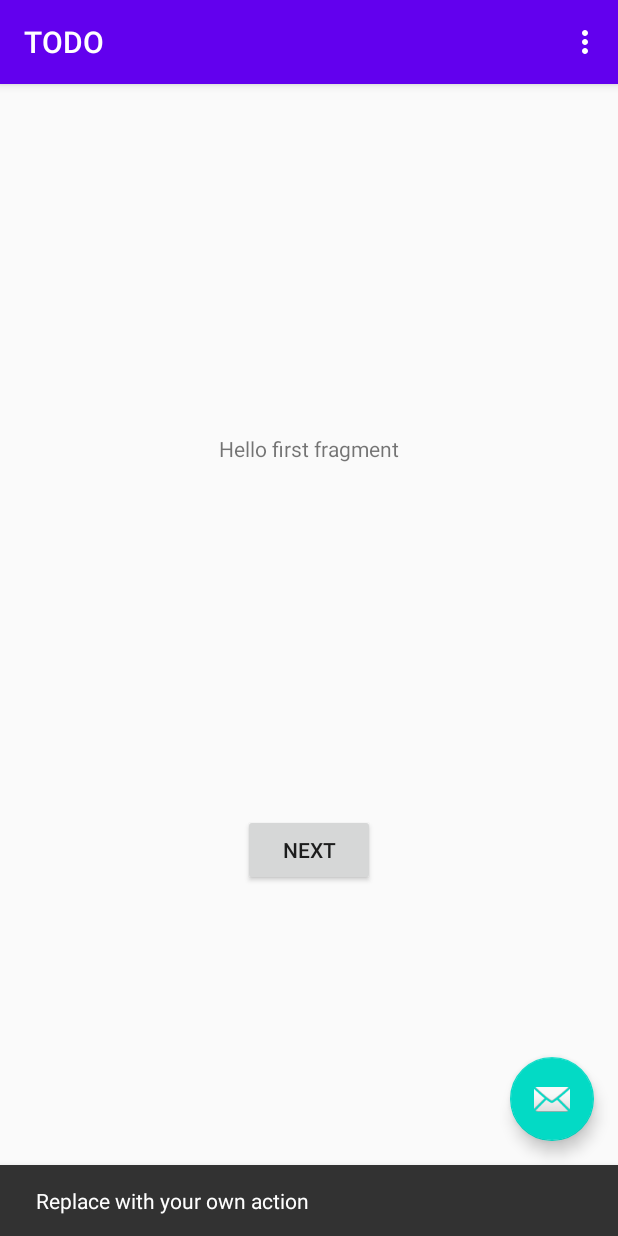
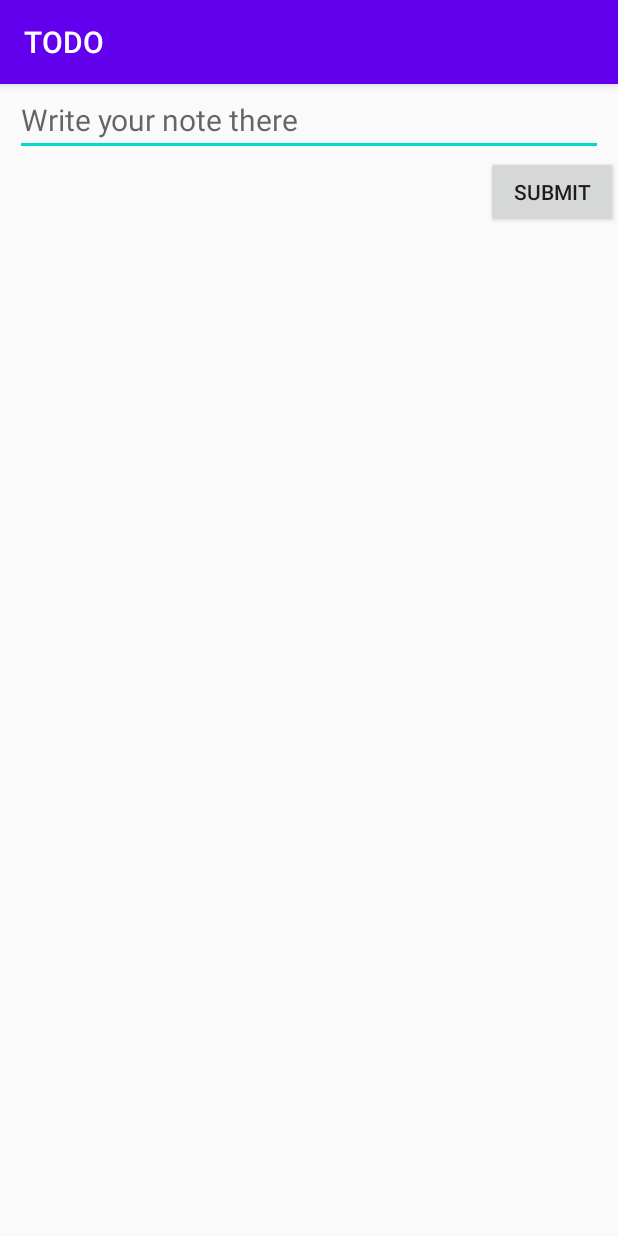
Before and after one commit to kirdmiv/TODO, an Android app: the screen it shows after launch (MainActivity before the commit, AddNoteActivity after it), after a tap on an icon or button, on a phone screen of 412 x 824 dp. Run offline under Robolectric (Android 15) with nearby library versions, the phone set to English and light mode, and no system bars.

Commit message:
Adding notes

```diff
--- a/app/build.gradle
+++ b/app/build.gradle
@@ -40,6 +40,7 @@ dependencies {
     implementation 'androidx.constraintlayout:constraintlayout:1.1.3'
     implementation 'androidx.navigation:navigation-fragment-ktx:2.1.0'
     implementation 'androidx.navigation:navigation-ui-ktx:2.1.0'
+    implementation 'com.google.code.gson:gson:2.8.6'
     testImplementation 'junit:junit:4.12'
     androidTestImplementation 'androidx.test.ext:junit:1.1.1'
     androidTestImplementation 'androidx.test.espresso:espresso-core:3.2.0'
--- a/app/src/main/AndroidManifest.xml
+++ b/app/src/main/AndroidManifest.xml
@@ -9,6 +9,7 @@
         android:roundIcon="@mipmap/ic_launcher_round"
         android:supportsRtl="true"
         android:theme="@style/AppTheme">
+        <activity android:name=".AddNoteActivity"></activity>
         <activity
             android:name=".MainActivity"
             android:label="@string/app_name"
--- /dev/null
+++ b/app/src/main/java/com/kirdmiv/todo/AddNoteActivity.kt
@@ -0,0 +1,29 @@
+package com.kirdmiv.todo
+
+import android.app.Activity
+import android.content.Intent
+import androidx.appcompat.app.AppCompatActivity
+import android.os.Bundle
+import android.text.SpannableStringBuilder
+import android.view.View
+import androidx.core.text.buildSpannedString
+import kotlinx.android.synthetic.main.activity_add_note.*
+
+class AddNoteActivity : AppCompatActivity() {
+    override fun onCreate(savedInstanceState: Bundle?) {
+        super.onCreate(savedInstanceState)
+        setContentView(R.layout.activity_add_note)
+
+        //noteEt.text = SpannableStringBuilder(intent.getStringExtra("note_msg"))
+
+        submitBtn.setOnClickListener {
+            val note_msg = noteEt.text.toString()
+            if (note_msg.isNotBlank()){
+                val intent = Intent()
+                intent.putExtra("msg", note_msg.trim())
+                setResult(Activity.RESULT_OK, intent)
+                finish()
+            }
+        }
+    }
+}
--- a/app/src/main/java/com/kirdmiv/todo/MainActivity.kt
+++ b/app/src/main/java/com/kirdmiv/todo/MainActivity.kt
@@ -1,13 +1,22 @@
 package com.kirdmiv.todo
 
+import android.content.Intent
 import android.os.Bundle
+import android.util.Log
+import android.view.Menu
+import android.view.MenuItem
+import android.view.View
+import android.widget.AdapterView
+import androidx.appcompat.app.AppCompatActivity
 import com.google.android.material.floatingactionbutton.FloatingActionButton
 import com.google.android.material.snackbar.Snackbar
-import androidx.appcompat.app.AppCompatActivity
-import android.view.Menu
-import android.view.MenuItem
+import kotlinx.android.synthetic.main.content_main.*
+
 
 class MainActivity : AppCompatActivity() {
+
+    var notes: List<Note> = emptyList()
+    val noteAdapter = NoteAdapter(notes, this)
 
     override fun onCreate(savedInstanceState: Bundle?) {
         super.onCreate(savedInstanceState)
@@ -15,9 +24,26 @@ class MainActivity : AppCompatActivity() {
         setSupportActionBar(findViewById(R.id.toolbar))
 
         findViewById<FloatingActionButton>(R.id.fab).setOnClickListener { view ->
+            val intent: Intent = Intent(this, AddNoteActivity::class.java)
+            startActivityForResult(intent, 1)
             Snackbar.make(view, "Replace with your own action", Snackbar.LENGTH_LONG)
                     .setAction("Action", null).show()
         }
+
+        notes = Note.getNotes(this)
+        Log.d("NOTES", notes.size.toString())
+        for (note in notes) noteAdapter.add(note)
+
+        notesLv.adapter = noteAdapter
+        notesLv.setOnItemClickListener(object: AdapterView.OnItemClickListener {
+            override fun onItemClick(p0: AdapterView<*>?, p1: View?, p2: Int, p3: Long) {
+                Log.d("clicked", p2.toString())
+                val intent: Intent = Intent(applicationContext, AddNoteActivity::class.java)
+                intent.putExtra("note_msg", notes[p2].msg)
+                intent.putExtra("completed", notes[p2].completed)
+                startActivityForResult(intent, 2)
+            }
+        })
     }
 
     override fun onCreateOptionsMenu(menu: Menu): Boolean {
@@ -35,4 +61,20 @@ class MainActivity : AppCompatActivity() {
             else -> super.onOptionsItemSelected(item)
         }
     }
+
+    override fun onActivityResult(requestCode: Int, resultCode: Int, data: Intent?) {
+        super.onActivityResult(requestCode, resultCode, data)
+        if (data == null) return
+        Log.d("request code", requestCode.toString())
+        Log.d("result code", resultCode.toString())
+        val noteMsg = data.getStringExtra("msg") ?: return
+        notes = notes.plus(Note(noteMsg, false))
+        noteAdapter.add(notes[notes.lastIndex])
+        Log.d("NOTE ADDED", noteMsg)
+    }
+
+    override fun onDestroy() {
+        super.onDestroy()
+        Note.saveNotes(this, notes)
+    }
 }
--- /dev/null
+++ b/app/src/main/java/com/kirdmiv/todo/Note.kt
@@ -0,0 +1,45 @@
+package com.kirdmiv.todo
+
+import android.content.Context
+import android.util.Log
+import com.google.gson.Gson
+import com.google.gson.GsonBuilder
+import com.google.gson.JsonArray
+import java.io.File
+import java.io.InputStream
+
+class Note(
+    var msg: String,
+    var completed: Boolean
+) {
+
+    companion object {
+        fun saveNotes(context: Context, notes: List<Note>, fileName: String = "notes.json") {
+            val path = context.filesDir
+            val file = File(path, fileName)
+
+            Log.d("FILE", file.absolutePath)
+
+            val gsonPretty = GsonBuilder().setPrettyPrinting().create()
+
+            val jsonNotesListPretty: String = gsonPretty.toJson(notes)
+            file.writeText(jsonNotesListPretty)
+            Log.d("SAVED NOTES", jsonNotesListPretty)
+        }
+
+        fun getNotes(context: Context, fileName: String = "notes.json") : List<Note> {
+            var json: String = ""
+            try {
+                val  inputStream: InputStream = File(context.filesDir, fileName).inputStream()
+                json = inputStream.bufferedReader().use{it.readText()}
+            } catch (ex: Exception) {
+                Log.d("EX", "sad")
+                ex.printStackTrace()
+                return emptyList()
+            }
+            Log.d("DATA GOT FROM JSON", json)
+            val jsonArray = Gson().fromJson(json, JsonArray::class.java)
+            return jsonArray.map { it.toString() }.map { Gson().fromJson(it, Note::class.java) }
+        }
+    }
+}
--- /dev/null
+++ b/app/src/main/res/drawable/ic_plus.xml
@@ -0,0 +1,5 @@
+<vector android:autoMirrored="true" android:height="24dp"
+    android:tint="#FFFFFF" android:viewportHeight="24"
+    android:viewportWidth="24" android:width="24dp" xmlns:android="http://schemas.android.com/apk/res/android">
+    <path android:fillColor="@android:color/white" android:pathData="M19,13h-6v6h-2v-6H5v-2h6V5h2v6h6v2z"/>
+</vector>
--- /dev/null
+++ b/app/src/main/res/layout/activity_add_note.xml
@@ -0,0 +1,29 @@
+<?xml version="1.0" encoding="utf-8"?>
+<androidx.constraintlayout.widget.ConstraintLayout xmlns:android="http://schemas.android.com/apk/res/android"
+    xmlns:app="http://schemas.android.com/apk/res-auto"
+    xmlns:tools="http://schemas.android.com/tools"
+    android:layout_width="match_parent"
+    android:layout_height="match_parent"
+    tools:context=".AddNoteActivity">
+
+    <EditText
+        android:id="@+id/noteEt"
+        android:layout_width="match_parent"
+        android:layout_height="wrap_content"
+        app:layout_constraintTop_toTopOf="parent"
+        app:layout_constraintStart_toStartOf="parent"
+        app:layout_constraintEnd_toEndOf="parent"
+        android:layout_marginEnd="10dp"
+        android:layout_marginStart="10dp"
+        android:hint="@string/note_hint"
+        android:textSize="20sp"/>
+
+    <Button
+        android:id="@+id/submitBtn"
+        android:layout_width="wrap_content"
+        android:layout_height="wrap_content"
+        app:layout_constraintTop_toBottomOf="@id/noteEt"
+        app:layout_constraintEnd_toEndOf="parent"
+        android:text="@string/submit"
+        />
+</androidx.constraintlayout.widget.ConstraintLayout>
--- a/app/src/main/res/layout/activity_main.xml
+++ b/app/src/main/res/layout/activity_main.xml
@@ -20,7 +20,7 @@
 
     </com.google.android.material.appbar.AppBarLayout>
 
-    <include layout="@layout/content_main" />
+    <include layout="@layout/content_main"/>
 
     <com.google.android.material.floatingactionbutton.FloatingActionButton
         android:id="@+id/fab"
@@ -28,6 +28,6 @@
         android:layout_height="wrap_content"
         android:layout_gravity="bottom|end"
         android:layout_margin="@dimen/fab_margin"
-        app:srcCompat="@android:drawable/ic_dialog_email" />
+        app:srcCompat="@drawable/ic_plus" />
 
 </androidx.coordinatorlayout.widget.CoordinatorLayout>
--- a/app/src/main/res/values/strings.xml
+++ b/app/src/main/res/values/strings.xml
@@ -9,4 +9,8 @@
 
     <string name="hello_first_fragment">Hello first fragment</string>
     <string name="hello_second_fragment">Hello second fragment. Arg: %1$s</string>
+
+    <!-- Strings in AddNoteActivity -->
+    <string name="submit">Submit</string>
+    <string name="note_hint">Write your note there</string>
 </resources>
```
Also changed, not shown: app/src/main/java/com/kirdmiv/todo/NoteAdapter.kt (added, +60 -0 lines), app/src/main/res/layout/content_main.xml (+12 -0 lines), app/src/main/res/layout/note.xml (added, +30 -0 lines).
